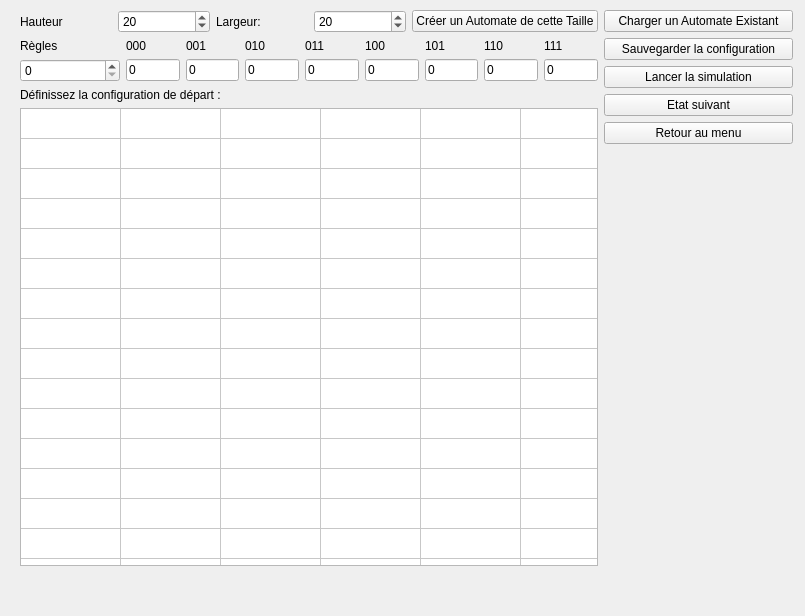
Old version of the form automate_2d.ui in the repository artemisart/lo21-gameoflife.
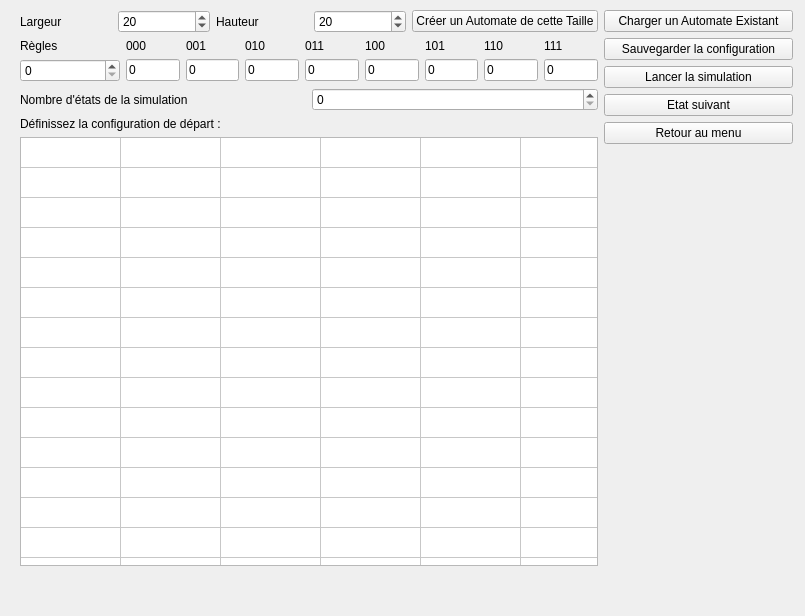
New version of the form.

Commit message: Début implémentation lien Interface Automte

Diff of the .ui file:
```diff
--- a/automate_2d.ui
+++ b/automate_2d.ui
@@ -94,7 +94,7 @@
       <item>
        <widget class="QLabel" name="size_l">
         <property name="text">
-         <string>Hauteur</string>
+         <string>Largeur</string>
         </property>
        </widget>
       </item>
@@ -108,7 +108,7 @@
       <item>
        <widget class="QLabel" name="label">
         <property name="text">
-         <string>Largeur:</string>
+         <string>Hauteur</string>
         </property>
        </widget>
       </item>
@@ -426,6 +426,20 @@
       </item>
      </layout>
     </item>
+    <item>
+     <layout class="QHBoxLayout" name="horizontalLayout_2">
+      <item>
+       <widget class="QLabel" name="label_2">
+        <property name="text">
+         <string>Nombre d'états de la simulation</string>
+        </property>
+       </widget>
+      </item>
+      <item>
+       <widget class="QSpinBox" name="nb_etats"/>
+      </item>
+     </layout>
+    </item>
     <item>
      <widget class="QLabel" name="init_l">
       <property name="text">
```
The commit also changes 5 other files.
